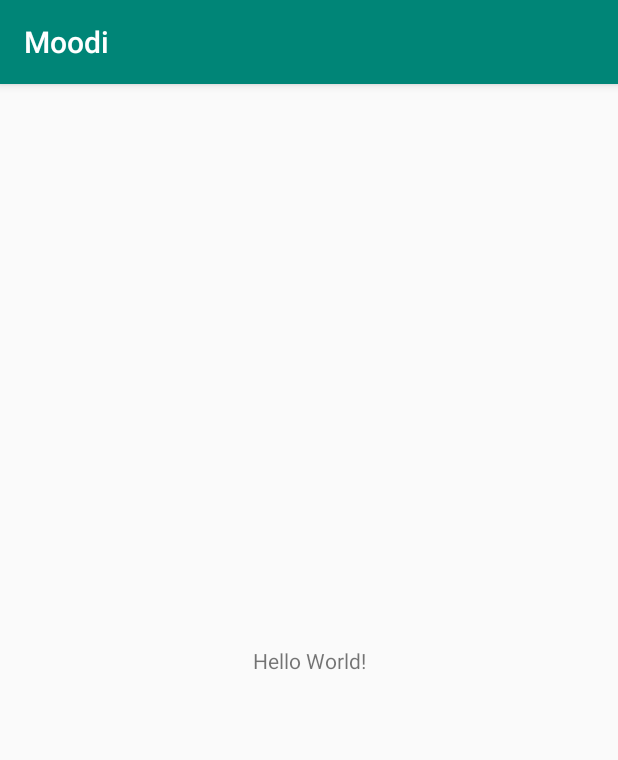
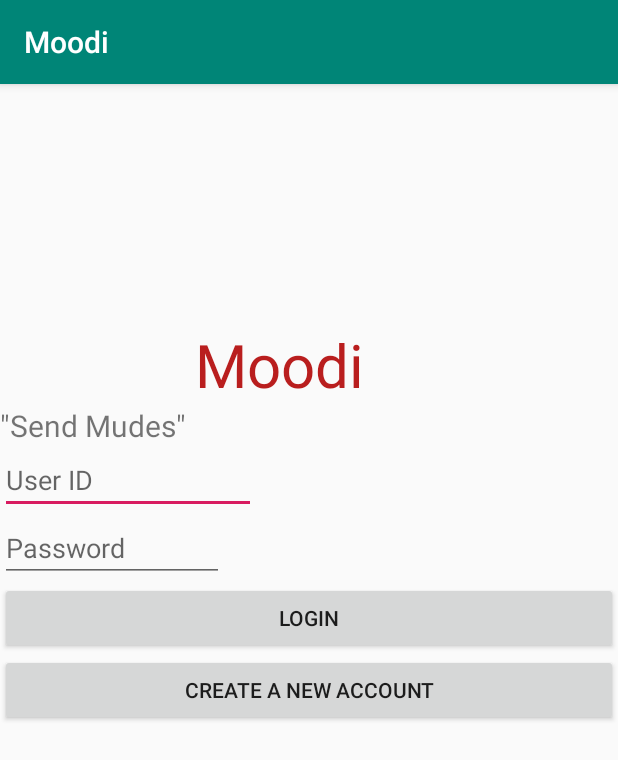
Before and after one commit to CMPUT301F19T30/ScarnTech, an Android app: the screen it shows after launch (MainActivity), on a phone screen of 412 x 824 dp. Shown: the top 760 px of the screen. Run offline under Robolectric (Android 15) with nearby library versions, the phone set to English and light mode, and no system bars; our stand-ins replace Firebase (no records; nobody signed in at launch, a user with empty details on screens opened directly).

Commit message:
Built customList, added mood and emotional state as well as started moodlist.
Also added UI for login, list, and main screen that will show posts.

Also connected fireBase with new account to be shared by team

```diff
--- a/app/src/main/java/cmput301/moodi/MainActivity.java
+++ b/app/src/main/java/cmput301/moodi/MainActivity.java
@@ -1,14 +1,113 @@
 package cmput301.moodi;
 
 import android.os.Bundle;
+import android.util.Log;
+import android.view.View;
+import android.widget.ArrayAdapter;
+import android.widget.Button;
+import android.widget.EditText;
+import android.widget.ListView;
 
+import androidx.annotation.NonNull;
+import androidx.annotation.Nullable;
 import androidx.appcompat.app.AppCompatActivity;
 
+import com.google.android.gms.tasks.OnFailureListener;
+import com.google.android.gms.tasks.OnSuccessListener;
+import com.google.firebase.firestore.CollectionReference;
+import com.google.firebase.firestore.EventListener;
+import com.google.firebase.firestore.FirebaseFirestore;
+import com.google.firebase.firestore.FirebaseFirestoreException;
+import com.google.firebase.firestore.QueryDocumentSnapshot;
+import com.google.firebase.firestore.QuerySnapshot;
+
+import java.util.ArrayList;
+import java.util.HashMap;
+
 public class MainActivity extends AppCompatActivity {
+
+
+    // Variables that are pointed to login activity to retrieve data
+    Button LoginButton;
+    Button NewAccountButton;
+    EditText UserID;
+    EditText UserPassword;
+
+    // Initialization of firebase
+    FirebaseFirestore db;
+    String TAG = "Sample";
 
     @Override
     protected void onCreate(Bundle savedInstanceState) {
         super.onCreate(savedInstanceState);
-        setContentView(R.layout.activity_main);
+        setContentView(R.layout.login);
+
+        // Pointing variables to the buttons and text
+        LoginButton = findViewById(R.id.Login_Button);
+        NewAccountButton = findViewById(R.id.CreateAccount_Button);
+        UserID = findViewById(R.id.UserID_text);
+        UserPassword = findViewById(R.id.Password_text);
+
+        // Access a Cloud Firestore instance from your Activity
+        db = FirebaseFirestore.getInstance();
+
+        // Get a top-level reference to the collection.
+        final CollectionReference collectionReference = db.collection("Users");
+
+        // Adding an onClickListener to the login button awaiting a click.
+        NewAccountButton.setOnClickListener(new View.OnClickListener() {
+        @Override
+        public void onClick(View v) {
+
+            // Retrieving the user name and the password from the EditText fields.
+            final String userID = UserID.getText().toString();
+            final String password = UserPassword.getText().toString();
+//            final String userID = "User666";
+//            final String password = "Passwords";
+
+            // We use a HashMap to store a key-value pair in firestore. Can you guess why? Because it's a No-SQL database.
+            HashMap<String, String> data = new HashMap<>();
+
+            // Checking if fields are empty
+            if (userID.length() > 0 && password.length() > 0) {
+
+                // If there is some data in the EditText field, then we create a new key-value pair.
+                data.put("password", password);
+
+                // The set method sets a unique id for the document.
+                collectionReference
+                        .document(userID)
+                        .set(data)
+                        .addOnSuccessListener(new OnSuccessListener<Void>() {
+                            @Override
+                            public void onSuccess(Void aVoid) {
+                                // These are a method which gets executed when the task is successful.
+                                Log.d(TAG, "Data addition successful");
+                            }
+                        })
+                        .addOnFailureListener(new OnFailureListener() {
+                            @Override
+                            public void onFailure(@NonNull Exception e) {
+                                // This method gets executed if there is any problem.
+                                Log.d(TAG, "Data addition failed" + e.toString());
+                            }
+                        });
+
+                // Check for an existing ID
+                // If correct change activity to Activity main else reprompt login
+
+                // Setting the fields to null so the user can add a new city.
+                UserID.setText("");
+                UserPassword.setText("");
+                }
+            }
+        });
+
+        LoginButton.setOnClickListener(new View.OnClickListener() {
+            @Override
+            public void onClick(View v) {
+                // Update login to change words and say enter a unique ID & Password?}
+            }
+        });
     }
 }
--- /dev/null
+++ b/app/src/main/res/layout/login.xml
@@ -0,0 +1,49 @@
+<?xml version="1.0" encoding="utf-8"?>
+<LinearLayout xmlns:android="http://schemas.android.com/apk/res/android"
+    android:orientation="vertical" android:layout_width="match_parent"
+    android:layout_height="match_parent">
+
+    <TextView
+        android:layout_width="wrap_content"
+        android:layout_height="wrap_content"
+        android:ems="8"
+        android:paddingLeft="130dp"
+        android:paddingTop="160dp"
+        android:text="Moodi"
+        android:textColor="#B91E1E"
+        android:textSize="40sp" />
+
+    <TextView
+        android:layout_width="wrap_content"
+        android:layout_height="wrap_content"
+        android:ems="8"
+        android:text='"Send Mudes"'
+        android:textSize="20sp" />
+    <EditText
+        android:id="@+id/UserID_text"
+        android:layout_width="wrap_content"
+        android:layout_height="wrap_content"
+        android:ems="8"
+        android:maxLength="20"
+        android:hint="User ID"/>
+    <EditText
+        android:id="@+id/Password_text"
+        android:layout_width="wrap_content"
+        android:layout_height="wrap_content"
+        android:ems="7"
+        android:maxLength="20"
+        android:inputType="textPassword"
+        android:hint="Password"/>
+
+    <Button
+        android:id="@+id/Login_Button"
+        android:layout_width="match_parent"
+        android:layout_height="wrap_content"
+        android:text="Login" />
+
+    <Button
+        android:id="@+id/CreateAccount_Button"
+        android:layout_width="match_parent"
+        android:layout_height="wrap_content"
+        android:text="Create a New Account" />
+</LinearLayout>
--- a/build.gradle
+++ b/build.gradle
@@ -8,6 +8,7 @@ buildscript {
     }
     dependencies {
         classpath 'com.android.tools.build:gradle:3.5.0'
+        classpath 'com.google.gms:google-services:4.3.2'
 
         // NOTE: Do not place your application dependencies here; they belong
         // in the individual module build.gradle files
```
Also changed, not shown: app/build.gradle (+7 -1 lines), app/src/main/java/cmput301/moodi/CustomList.java (added, +55 -0 lines), app/src/main/java/cmput301/moodi/EmotionalState.java (added, +23 -0 lines), app/src/main/java/cmput301/moodi/Mood.java (added, +62 -0 lines), app/src/main/java/cmput301/moodi/MoodList.java (added, +39 -0 lines), app/src/main/res/layout/activity_main.xml (+35 -11 lines), app/src/main/res/layout/content.xml (added, +26 -0 lines), 1 other file.
